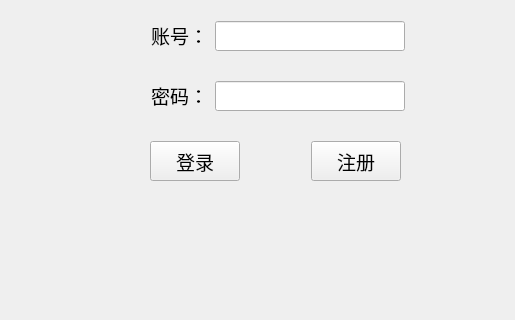
Above: login.ui from kongwua/Library before the change; both pictures show x 0 to 515 and y 130 to 450 of the 600 by 450 pixel window. Below: the same form after it.
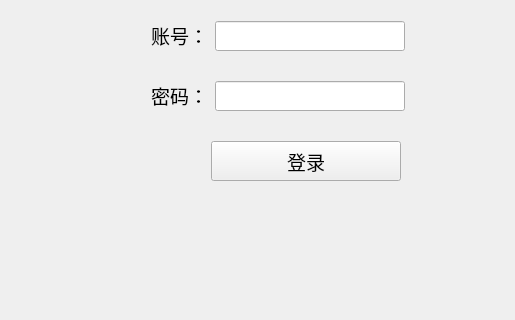
That is the form after the change.

The edit to the form file:
```diff
--- a/login.ui
+++ b/login.ui
@@ -38,7 +38,7 @@
     <string>&lt;html&gt;&lt;head/&gt;&lt;body&gt;&lt;p align=&quot;center&quot;&gt;&lt;span style=&quot; font-size:20pt;&quot;&gt;登录&lt;/span&gt;&lt;/p&gt;&lt;/body&gt;&lt;/html&gt;</string>
    </property>
   </widget>
-  <widget class="QWidget" name="">
+  <widget class="QWidget" name="layoutWidget">
    <property name="geometry">
     <rect>
      <x>150</x>
@@ -49,32 +49,7 @@
    </property>
    <layout class="QHBoxLayout" name="horizontalLayout">
     <item>
-     <widget class="QPushButton" name="login_btn">
-      <property name="minimumSize">
-       <size>
-        <width>90</width>
-        <height>40</height>
-       </size>
-      </property>
-      <property name="maximumSize">
-       <size>
-        <width>90</width>
-        <height>40</height>
-       </size>
-      </property>
-      <property name="font">
-       <font>
-        <family>微软雅黑</family>
-        <pointsize>14</pointsize>
-       </font>
-      </property>
-      <property name="text">
-       <string>登录</string>
-      </property>
-     </widget>
-    </item>
-    <item>
-     <spacer name="horizontalSpacer_2">
+     <spacer name="horizontalSpacer">
       <property name="orientation">
        <enum>Qt::Horizontal</enum>
       </property>
@@ -87,16 +62,16 @@
      </spacer>
     </item>
     <item>
-     <widget class="QPushButton" name="register_btn">
+     <widget class="QPushButton" name="login_btn">
       <property name="minimumSize">
        <size>
-        <width>90</width>
+        <width>190</width>
         <height>40</height>
        </size>
       </property>
       <property name="maximumSize">
        <size>
-        <width>90</width>
+        <width>200</width>
         <height>40</height>
        </size>
       </property>
@@ -107,13 +82,13 @@
        </font>
       </property>
       <property name="text">
-       <string>注册</string>
+       <string>登录</string>
       </property>
      </widget>
     </item>
    </layout>
   </widget>
-  <widget class="QWidget" name="">
+  <widget class="QWidget" name="layoutWidget">
    <property name="geometry">
     <rect>
      <x>150</x>
@@ -148,7 +123,7 @@
     </item>
    </layout>
   </widget>
-  <widget class="QWidget" name="">
+  <widget class="QWidget" name="layoutWidget">
    <property name="geometry">
     <rect>
      <x>150</x>
```
